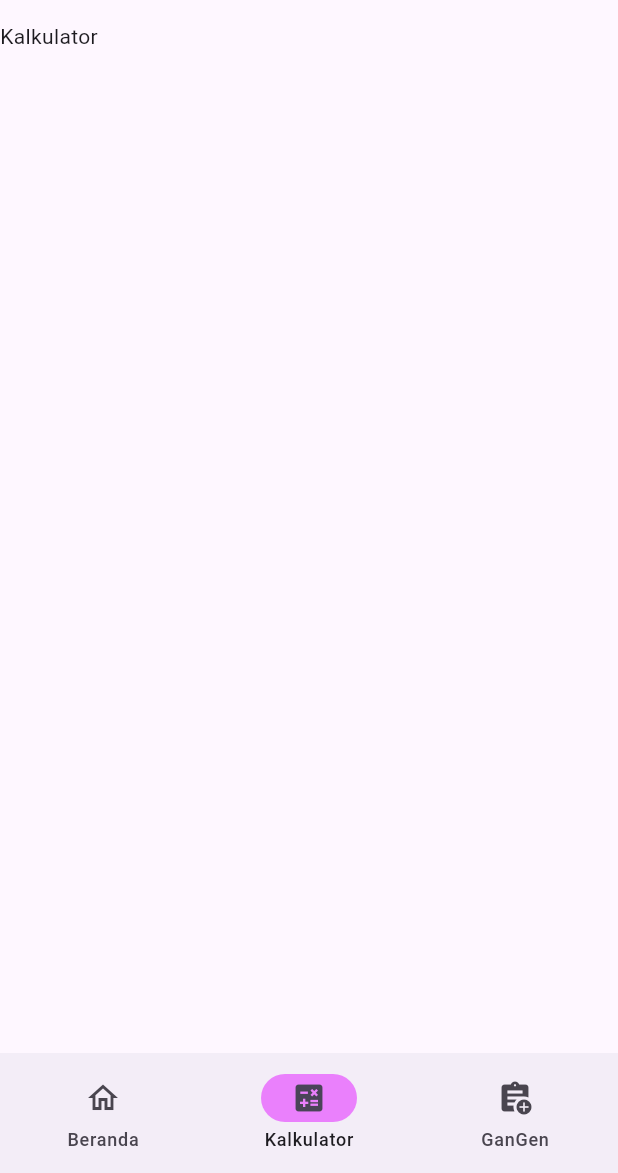
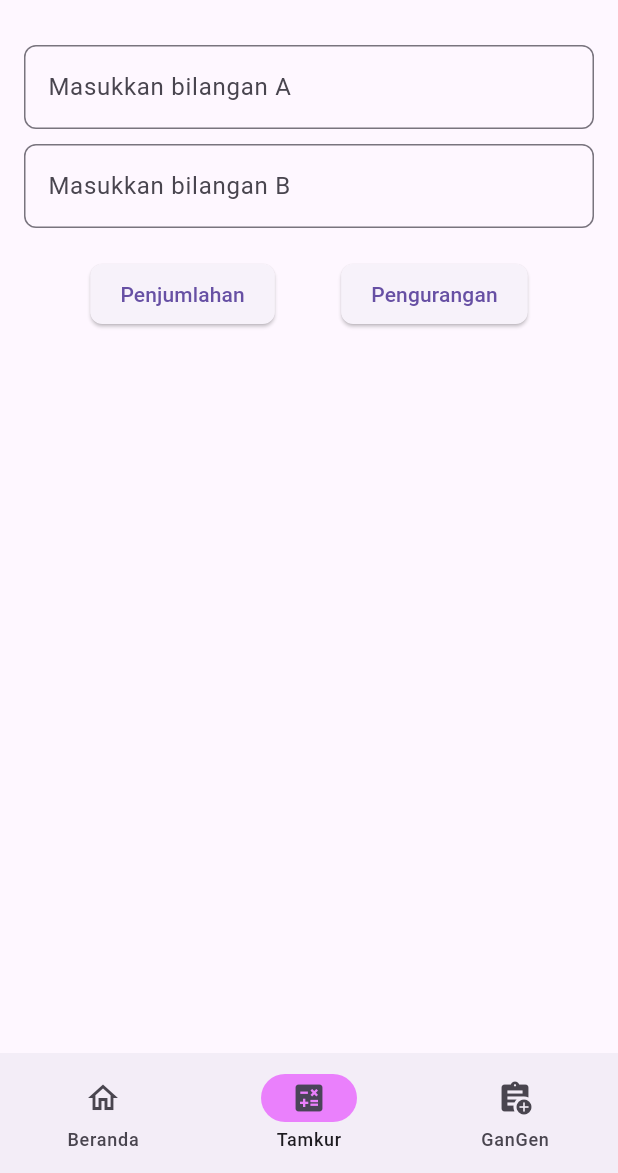
Before and after one commit to rifqidaiva/pam_tugas1, a Flutter app: the PageHome screen opened directly with empty values, item 2 of the bottom bar chosen, on a phone screen of 412 x 824 dp, the part 63-1236 px from its top. Run offline on Flutter 3.47's test engine with Material 3 defaults, Android fonts, the light colour scheme and no system bars; our stand-ins replace flutter_svg.

Commit message:
adding calculator

```diff
--- a/lib/page_calculator.dart
+++ b/lib/page_calculator.dart
@@ -1,10 +1,96 @@
 import 'package:flutter/material.dart';
 
-class PageCalculator extends StatelessWidget {
-  const PageCalculator({super.key});
+// ignore: must_be_immutable
+class TamKurPage extends StatefulWidget {
+  const TamKurPage({super.key});
+
+  @override
+  State<TamKurPage> createState() => _TamKurPageState();
+}
+
+class _TamKurPageState extends State<TamKurPage> {
+  final TextEditingController _controllerA = TextEditingController();
+  final TextEditingController _controllerB = TextEditingController();
+  String _result = '';
+
+  void _add() {
+    setState(() {
+      double a = double.tryParse(_controllerA.text) ?? 0;
+      double b = double.tryParse(_controllerB.text) ?? 0;
+      _result = 'Hasil Penjumlahan: ${a + b}';
+    });
+  }
+
+  void _subtract() {
+    setState(() {
+      double a = double.tryParse(_controllerA.text) ?? 0;
+      double b = double.tryParse(_controllerB.text) ?? 0;
+      _result = 'Hasil Pengurangan: ${a - b}';
+    });
+  }
 
   @override
   Widget build(BuildContext context) {
-    return Container();
+    return Scaffold(
+      body: Padding(
+        padding: const EdgeInsets.all(16.0),
+        child: Column(
+          children: [
+            TextField(
+              controller: _controllerA,
+              keyboardType: TextInputType.number,
+              decoration: InputDecoration(
+                labelText: 'Masukkan bilangan A',
+                border: OutlineInputBorder(
+                  borderRadius: BorderRadius.circular(8.0),
+                ),
+              ),
+            ),
+            const SizedBox(height: 10),
+            TextField(
+              controller: _controllerB,
+              keyboardType: TextInputType.number,
+              decoration: InputDecoration(
+                labelText: 'Masukkan bilangan B',
+                border: OutlineInputBorder(
+                  borderRadius: BorderRadius.circular(8.0),
+                ),
+              ),
+            ),
+            const SizedBox(height: 20),
+            Row(
+              mainAxisAlignment: MainAxisAlignment.spaceEvenly,
+              children: [
+                ElevatedButton(
+                  style: ElevatedButton.styleFrom(
+                    padding: const EdgeInsets.symmetric(horizontal: 20),
+                    shape: RoundedRectangleBorder(
+                      borderRadius: BorderRadius.circular(8.0),
+                    ),
+                  ),
+                  onPressed: _add,
+                  child: const Text('Penjumlahan'),
+                ),
+                ElevatedButton(
+                  style: ElevatedButton.styleFrom(
+                    padding: const EdgeInsets.symmetric(horizontal: 20),
+                    shape: RoundedRectangleBorder(
+                      borderRadius: BorderRadius.circular(8.0),
+                    ),
+                  ),
+                  onPressed: _subtract,
+                  child: const Text('Pengurangan'),
+                ),
+              ],
+            ),
+            const SizedBox(height: 20),
+            Text(
+              _result,
+              style: Theme.of(context).textTheme.headlineMedium,
+            ),
+          ],
+        ),
+      ),
+    );
   }
 }
--- a/lib/page_home.dart
+++ b/lib/page_home.dart
@@ -1,4 +1,5 @@
 import 'package:flutter/material.dart';
+import 'package:pam_tugas1/page_calculator.dart';
 import 'package:pam_tugas1/page_oddeven.dart';
 
 class PageHome extends StatefulWidget {
@@ -32,7 +33,7 @@ class _PageHomeState extends State<PageHome> {
             NavigationDestination(
               selectedIcon: Icon(Icons.calculate),
               icon: Icon(Icons.calculate_outlined),
-              label: 'Kalkulator',
+              label: 'Tamkur',
             ),
             NavigationDestination(
               icon: Icon(Icons.assignment_add),
@@ -44,7 +45,7 @@ class _PageHomeState extends State<PageHome> {
       ),
       body: <Widget>[
         const PageHomeCredit(),
-        const Text("Kalkulator"),
+        const TamKurPage(),
         const PageOddeven(),
       ][currentPageIndex],
     );
```
